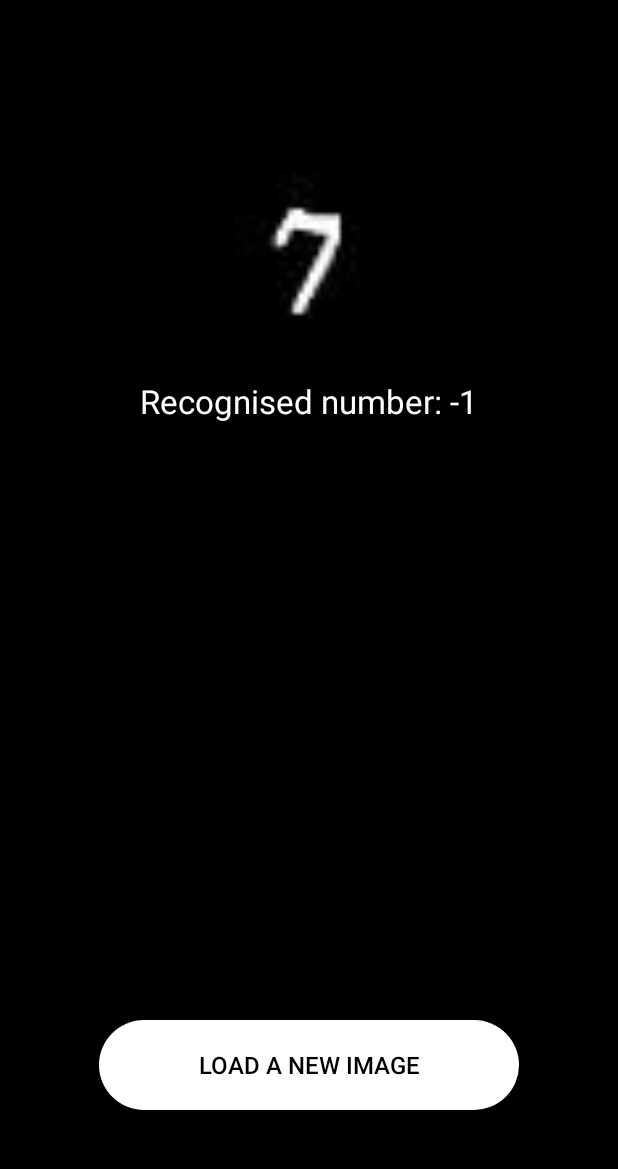
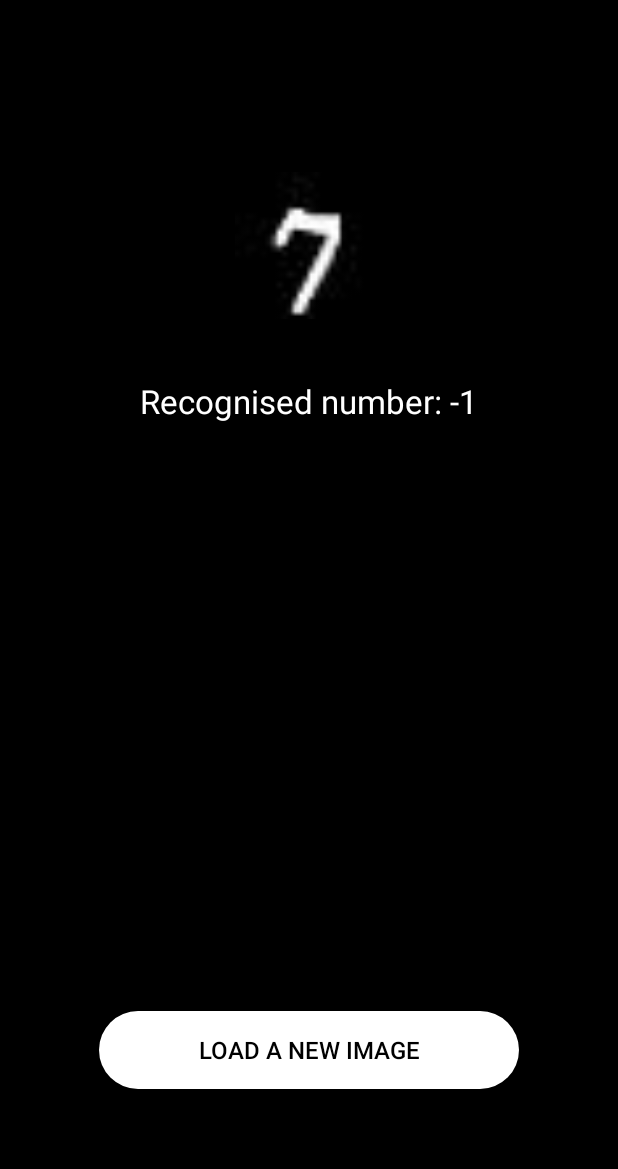
Before and after one commit to b-brebion/android-mnist-digits-recognition, an Android app: the MainActivity screen opened directly, with no data from a screen before it, after a tap on "LOAD A NEW IMAGE", on a phone screen of 412 x 824 dp, the part 62-1231 px from its top. Run offline under Robolectric (Android 15) with nearby library versions, the phone set to English and light mode, and no system bars; libraries missing offline, so code that uses them is left out: org.pytorch; 6 statements that could not run were skipped.

Commit message:
Minor visual and technical improvements

```diff
--- a/app/build.gradle
+++ b/app/build.gradle
@@ -2,11 +2,11 @@ apply plugin: 'com.android.application'
 
 android {
     compileSdkVersion 30
-    buildToolsVersion '30.0.0'
+    buildToolsVersion '30.0.2'
 
     defaultConfig {
         applicationId "com.example.mnist_number_recognition"
-        minSdkVersion 21
+        minSdkVersion 23
         targetSdkVersion 30
         versionCode 1
         versionName "1.0"
--- a/app/src/main/AndroidManifest.xml
+++ b/app/src/main/AndroidManifest.xml
@@ -9,7 +9,9 @@
         android:roundIcon="@mipmap/ic_launcher_round"
         android:supportsRtl="true"
         android:theme="@style/AppTheme">
-        <activity android:name="com.example.mnist_number_recognition.MainActivity">
+        <activity
+            android:name=".MainActivity"
+            android:screenOrientation="portrait">
             <intent-filter>
                 <action android:name="android.intent.action.MAIN" />
 
--- a/app/src/main/java/com/example/mnist_number_recognition/MainActivity.java
+++ b/app/src/main/java/com/example/mnist_number_recognition/MainActivity.java
@@ -7,7 +7,6 @@ import android.graphics.Bitmap;
 import android.graphics.BitmapFactory;
 import android.os.Bundle;
 import android.util.Log;
-import android.view.View;
 import android.widget.Button;
 import android.widget.ImageView;
 import android.widget.TextView;
@@ -71,12 +70,7 @@ public class MainActivity extends AppCompatActivity {
         Button loadButton = findViewById(R.id.load);
 
         final Module finalModule = module;
-        loadButton.setOnClickListener(new View.OnClickListener() {
-            @Override
-            public void onClick(View v) {
-                loadNewImage(finalModule);
-            }
-        });
+        loadButton.setOnClickListener(v -> loadNewImage(finalModule));
 
         loadNewImage(finalModule);
     }
--- a/app/src/main/res/layout/activity_main.xml
+++ b/app/src/main/res/layout/activity_main.xml
@@ -10,12 +10,12 @@
     <Button
         android:id="@+id/load"
         android:layout_width="280dp"
-        android:layout_height="60dp"
-        android:layout_marginBottom="15dp"
+        android:layout_height="52dp"
+        android:layout_marginBottom="30dp"
         android:background="@drawable/rounded_corner"
         android:backgroundTint="#FFFFFF"
         android:foreground="?android:attr/selectableItemBackground"
-        android:text="Load a new image"
+        android:text="@string/load_new_img"
         android:textColor="#000000"
         android:textSize="16sp"
         app:layout_constraintBottom_toBottomOf="parent"
@@ -31,11 +31,11 @@
         android:layout_height="98dp"
         android:layout_marginTop="100dp"
         android:adjustViewBounds="true"
+        android:contentDescription="@string/mnist_nb_img"
         app:layout_constraintEnd_toEndOf="parent"
         app:layout_constraintHorizontal_bias="0.498"
         app:layout_constraintStart_toStartOf="parent"
-        app:layout_constraintTop_toTopOf="parent"
-        app:srcCompat="@drawable/ic_launcher_background" />
+        app:layout_constraintTop_toTopOf="parent" />
 
     <TextView
         android:id="@+id/textView"
--- a/app/src/main/res/values/colors.xml
+++ b/app/src/main/res/values/colors.xml
@@ -2,5 +2,5 @@
 <resources>
     <color name="colorPrimary">#000000</color>
     <color name="colorPrimaryDark">#000000</color>
-    <color name="colorAccent">#03DAC5</color>
+    <color name="colorAccent">#000000</color>
 </resources>
--- a/app/src/main/res/values/strings.xml
+++ b/app/src/main/res/values/strings.xml
@@ -1,3 +1,5 @@
 <resources>
     <string name="app_name">MNISTNumberRecognition</string>
+    <string name="mnist_nb_img">MNIST Number Image</string>
+    <string name="load_new_img">Load a new image</string>
 </resources>
--- a/gradle.properties
+++ b/gradle.properties
@@ -17,3 +17,6 @@ org.gradle.jvmargs=-Xmx1536m
 android.useAndroidX=true
 # Automatically convert third-party libraries to use AndroidX
 android.enableJetifier=true
+
+# Print all Gradle warnings (--warning-mode all)
+#org.gradle.warning.mode=all
```
Also changed, not shown: app/src/main/res/mipmap-hdpi/ic_launcher.png (deleted), app/src/main/res/mipmap-mdpi/ic_launcher.png (deleted), app/src/main/res/mipmap-xhdpi/ic_launcher.png (deleted), app/src/main/res/mipmap-xxhdpi/ic_launcher.png (deleted), app/src/main/res/mipmap-xxxhdpi/ic_launcher.png (deleted).
